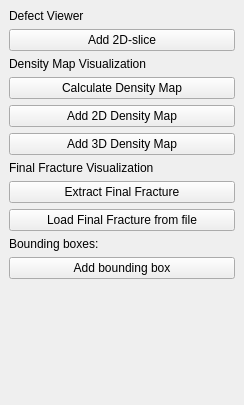
Above: modules/4DCT/iA4DCTToolsDockWidget.ui from 3dct/open_iA before the change. Below: the same form after it.
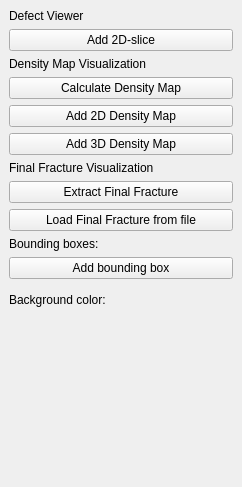
That is the form after the change. Icons and pictures are not drawn. Custom widgets are drawn as their Qt base class.

Patch:
```diff
--- a/modules/4DCT/iA4DCTToolsDockWidget.ui
+++ b/modules/4DCT/iA4DCTToolsDockWidget.ui
@@ -6,8 +6,8 @@
    <rect>
     <x>0</x>
     <y>0</y>
-    <width>244</width>
-    <height>405</height>
+    <width>242</width>
+    <height>487</height>
    </rect>
   </property>
   <property name="windowTitle">
@@ -152,6 +152,47 @@
       </property>
      </widget>
     </item>
+    <item>
+     <widget class="QWidget" name="widget" native="true">
+      <layout class="QHBoxLayout" name="horizontalLayout">
+       <property name="leftMargin">
+        <number>0</number>
+       </property>
+       <property name="topMargin">
+        <number>0</number>
+       </property>
+       <property name="rightMargin">
+        <number>0</number>
+       </property>
+       <property name="bottomMargin">
+        <number>0</number>
+       </property>
+       <item>
+        <widget class="QLabel" name="label_2">
+         <property name="text">
+          <string>Background color:</string>
+         </property>
+        </widget>
+       </item>
+       <item>
+        <widget class="iAColorBox" name="cbBackground" native="true">
+         <property name="minimumSize">
+          <size>
+           <width>30</width>
+           <height>30</height>
+          </size>
+         </property>
+         <property name="maximumSize">
+          <size>
+           <width>30</width>
+           <height>30</height>
+          </size>
+         </property>
+        </widget>
+       </item>
+      </layout>
+     </widget>
+    </item>
     <item>
      <spacer name="verticalSpacer">
       <property name="orientation">
@@ -168,6 +209,14 @@
    </layout>
   </widget>
  </widget>
+ <customwidgets>
+  <customwidget>
+   <class>iAColorBox</class>
+   <extends>QWidget</extends>
+   <header>iAColorBox.h</header>
+   <container>1</container>
+  </customwidget>
+ </customwidgets>
  <resources>
   <include location="../../iAnalyse.qrc"/>
  </resources>
```
Left out of the diff: 14 changed lines with no effect on the pictures.
